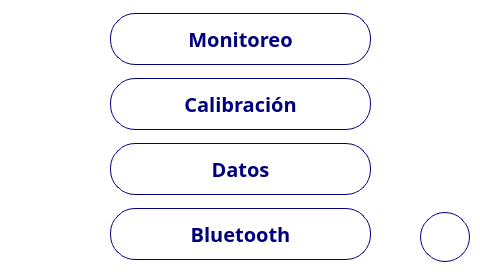
The window that src/views/MainMenu.ui (Giocerz/water_quality_rpi) describes before a commit, drawn with Qt 5.
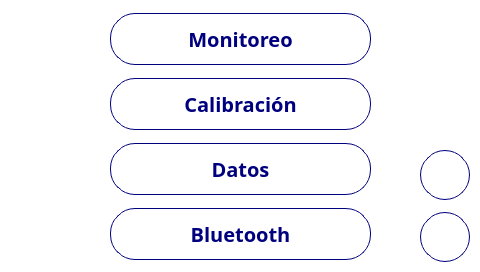
The same window after the commit.

Commit message: add: wifi and folders

The edit to the form file:
```diff
--- a/src/views/MainMenu.ui
+++ b/src/views/MainMenu.ui
@@ -123,6 +123,22 @@
      <string/>
     </property>
    </widget>
+   <widget class="QPushButton" name="wifiBtn">
+    <property name="geometry">
+     <rect>
+      <x>420</x>
+      <y>150</y>
+      <width>50</width>
+      <height>50</height>
+     </rect>
+    </property>
+    <property name="styleSheet">
+     <string notr="true"/>
+    </property>
+    <property name="text">
+     <string/>
+    </property>
+   </widget>
   </widget>
  </widget>
  <resources/>
```
The commit also changes 38 other files.
